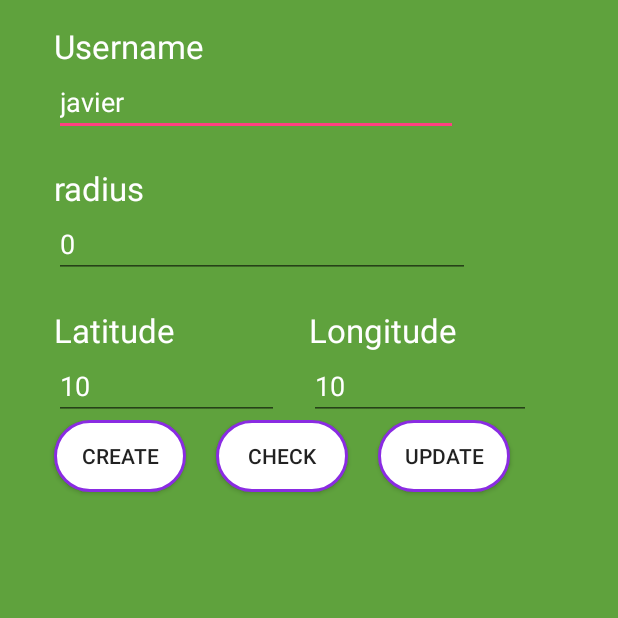
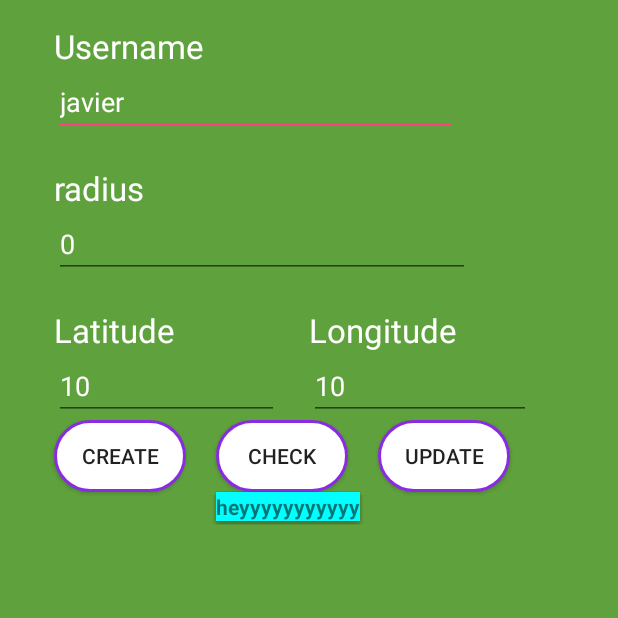
Before and after one commit to JavierMarte/ParentChildrev2, an Android app: the screen it shows after launch (ParentActivity), after a tap on "CHECK", on a phone screen of 412 x 824 dp, the top half of it. Run offline under Robolectric (Android 15) with nearby library versions, the phone set to English and light mode, and no system bars; 1 statement that could not run was skipped.

Commit message:
Made some revisions

```diff
--- /dev/null
+++ b/app/src/main/java/com/example/kaiso/parentchildrev2/FragmentOne.java
@@ -0,0 +1,22 @@
+package com.example.kaiso.parentchildrev2;
+
+import android.app.Fragment;
+import android.os.Bundle;
+import android.view.LayoutInflater;
+import android.view.View;
+import android.view.ViewGroup;
+
+/**
+ * Created by kaiso on 8/2/2016.
+ */
+public class FragmentOne extends Fragment {
+    @Override
+    public View onCreateView(LayoutInflater inflater,
+                             ViewGroup container, Bundle savedInstanceState) {
+
+        //Inflate the layout for this fragment
+
+        return inflater.inflate(
+                R.layout.fragment_one, container, false);
+    }
+}
--- a/app/src/main/java/com/example/kaiso/parentchildrev2/ParentActivity.java
+++ b/app/src/main/java/com/example/kaiso/parentchildrev2/ParentActivity.java
@@ -1,13 +1,20 @@
 package com.example.kaiso.parentchildrev2;
 
 import android.app.Activity;
+import android.app.Fragment;
 import android.content.Context;
+import android.graphics.drawable.ColorDrawable;
 import android.location.Location;
 import android.net.Uri;
 import android.os.AsyncTask;
 import android.os.Bundle;
+import android.view.Gravity;
 import android.view.View;
+import android.view.ViewGroup;
+import android.widget.Button;
 import android.widget.EditText;
+import android.widget.PopupWindow;
+import android.widget.TextView;
 import android.widget.Toast;
 
 import com.google.android.gms.appindexing.Action;
@@ -39,6 +46,14 @@ public class ParentActivity extends Activity {
         super.onCreate(savedInstanceState);
         setContentView(R.layout.activity_parent2);
         client = new GoogleApiClient.Builder(this).addApi(AppIndex.API).build();
+
+        final Button button = (Button) findViewById(R.id.button2);
+        button.setOnClickListener(new View.OnClickListener() {
+            public void onClick(View v) {
+                // Perform action on click
+                showPopup(v);
+            }
+        });
     }
 
 
@@ -70,30 +85,33 @@ public class ParentActivity extends Activity {
 
     }
 
-    public void check(View view) {
-        if (distance > newRadius) {
-            Context context = getApplicationContext();
-            CharSequence text = "Child out of Zone!";
-            int duration = Toast.LENGTH_SHORT;
-
-            Toast toast = Toast.makeText(context, text, duration);
-            toast.show();
-            //toast out of zone
-        } else {
-            Context context = getApplicationContext();
-            CharSequence text = "Child in Zone!";
-            int duration = Toast.LENGTH_SHORT;
-
-            Toast toast = Toast.makeText(context, text, duration);
-            toast.show();
-            //toast in zone
-        }
-
-    }
+//    public void check(View view) {
+//        if (distance > newRadius) {
+//            Context context = getApplicationContext();
+//            CharSequence text = "Child out of Zone!";
+//            int duration = Toast.LENGTH_SHORT;
+//
+//            Toast toast = Toast.makeText(context, text, duration);
+//            toast.show();
+//            //toast out of zone
+//        } else {
+//            Context context = getApplicationContext();
+//            CharSequence text = "Child in Zone!";
+//            int duration = Toast.LENGTH_SHORT;
+//
+//            Toast toast = Toast.makeText(context, text, duration);
+//            toast.show();
+//            //toast in zone
+//        }
+//
+//    }
 
     public void create(View view) {
         EditText userName = (EditText) findViewById(R.id.editText);
         requestData("https://parentchild-6751b.firebaseio.com/users/" + userName.getText() + ".json");
+
+
+
 
     }
 
@@ -173,6 +191,38 @@ public class ParentActivity extends Activity {
 
     }
 
+    public void showPopup(View anchorView) {
+
+        View popupView = getLayoutInflater().inflate(R.layout.fragment_one, null);
+
+        PopupWindow popupWindow = new PopupWindow(popupView,
+                ViewGroup.LayoutParams.WRAP_CONTENT, ViewGroup.LayoutParams.WRAP_CONTENT);
+
+        // Example: If you have a TextView inside `popup_layout.xml`
+        TextView tv = (TextView) popupView.findViewById(R.id.textView1);
+
+        tv.setText("heyyyyyyyyyyy");
+
+        // Initialize more widgets from `popup_layout.xml`
+
+
+        // If the PopupWindow should be focusable
+        popupWindow.setFocusable(true);
+
+        // If you need the PopupWindow to dismiss when when touched outside
+        popupWindow.setBackgroundDrawable(new ColorDrawable());
+
+        int location[] = new int[2];
+
+        // Get the View's(the one that was clicked in the Fragment) location
+        anchorView.getLocationOnScreen(location);
+
+        // Using location, the PopupWindow will be displayed right under anchorView
+        popupWindow.showAtLocation(anchorView, Gravity.NO_GRAVITY,
+                location[0], location[1] + anchorView.getHeight());
+
+    }
+
     public void updateDisplay(String x) {
 
         try {
@@ -227,6 +277,8 @@ public class ParentActivity extends Activity {
 
             Toast toast = Toast.makeText(context, text, duration);
             toast.show();
+            //showPopup(FragmentOne);
+
             //toast out of zone
         } else {
             Context context = getApplicationContext();
--- a/app/src/main/res/layout/activity_parent2.xml
+++ b/app/src/main/res/layout/activity_parent2.xml
@@ -13,7 +13,26 @@
     <LinearLayout
         android:orientation="vertical"
         android:layout_width="match_parent"
-        android:layout_height="match_parent">
+        android:layout_height="match_parent"
+        android:layout_alignParentTop="true"
+        android:layout_alignParentLeft="true"
+        android:background="@android:color/holo_red_dark"
+        android:id="@+id/popup">
+
+        <TextView
+            android:layout_width="wrap_content"
+            android:layout_height="wrap_content"
+            android:textAppearance="?android:attr/textAppearanceLarge"
+            android:text="heyy"
+            android:id="@+id/textView5"
+            android:layout_gravity="center_horizontal" />
+    </LinearLayout>
+
+    <LinearLayout
+        android:orientation="vertical"
+        android:layout_width="match_parent"
+        android:layout_height="match_parent"
+        android:background="#5fa23d">
 
         <LinearLayout
             android:orientation="vertical"
--- /dev/null
+++ b/app/src/main/res/layout/fragment_one.xml
@@ -0,0 +1,17 @@
+<?xml version="1.0" encoding="utf-8"?>
+<LinearLayout
+   xmlns:android="http://schemas.android.com/apk/res/android"
+   android:layout_width="match_parent"
+   android:layout_height="match_parent"
+   android:orientation="vertical"
+   android:background="#00ffff"
+    android:id="@+id/popup">
+
+       <TextView
+           android:id="@+id/textView1"
+           android:layout_width="match_parent"
+           android:layout_height="match_parent"
+           android:text="hello"
+           android:textStyle="bold" />
+
+</LinearLayout>
```
